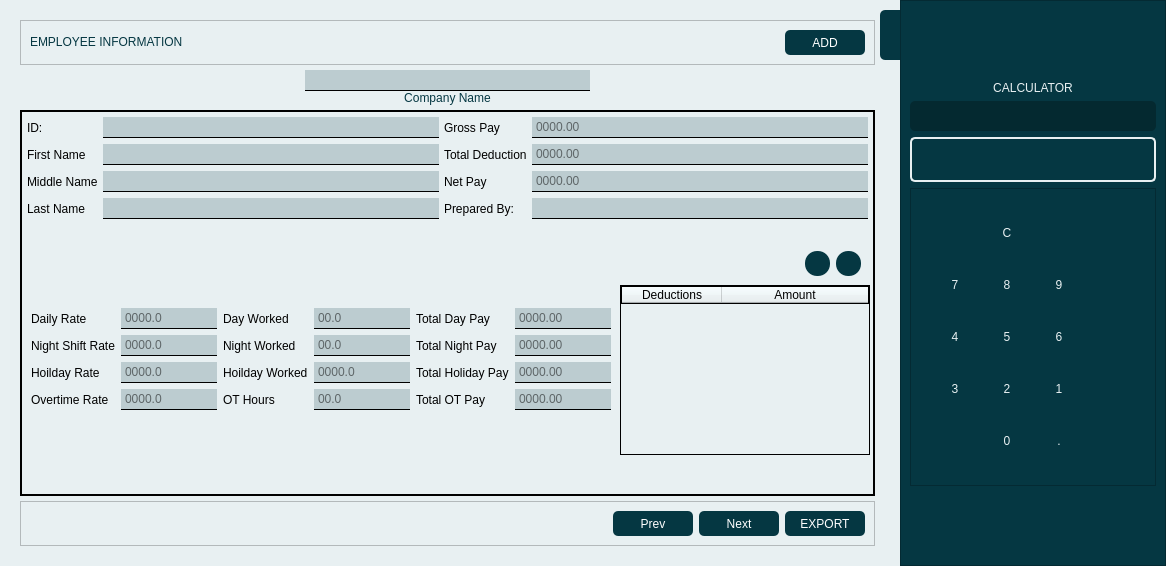
First picture: the form in assets/mainWindow.ui, repository chraem/Mugna, before the edit.
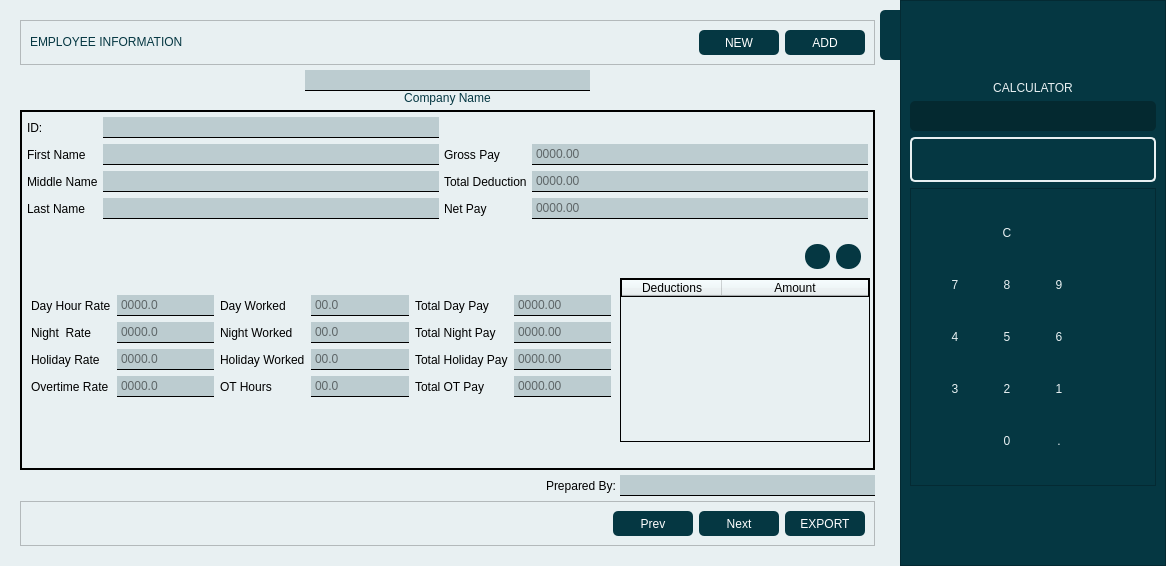
Second picture: the form after the edit. The open tabs and pages were chosen to show the change. Icons and pictures are not drawn.

Commit message: add: new stacked widget page for summary report

```diff
--- a/assets/mainWindow.ui
+++ b/assets/mainWindow.ui
@@ -115,6 +115,44 @@
             </property>
            </spacer>
           </item>
+          <item>
+           <widget class="QPushButton" name="new_emp_BTN">
+            <property name="sizePolicy">
+             <sizepolicy hsizetype="Minimum" vsizetype="Preferred">
+              <horstretch>0</horstretch>
+              <verstretch>0</verstretch>
+             </sizepolicy>
+            </property>
+            <property name="minimumSize">
+             <size>
+              <width>80</width>
+              <height>25</height>
+             </size>
+            </property>
+            <property name="cursor">
+             <cursorShape>PointingHandCursor</cursorShape>
+            </property>
+            <property name="styleSheet">
+             <string notr="true">QPushButton{
+	background-color: rgb(5, 55, 66);
+	border-radius: 5px;
+	color: rgb(255, 255, 255);
+	font: bold 12pt &quot;assets/font/monda.ttf&quot;;
+	padding: 2px;
+}
+
+QPushButton:hover{
+	background-color:rgb(57, 162, 219) ;
+}</string>
+            </property>
+            <property name="text">
+             <string>NEW</string>
+            </property>
+            <property name="flat">
+             <bool>true</bool>
+            </property>
+           </widget>
+          </item>
           <item>
            <widget class="QPushButton" name="add_emp_BTN">
             <property name="sizePolicy">
@@ -271,9 +309,9 @@
 border: 1px solid rgb(0,0,0);</string>
          </property>
          <property name="currentIndex">
-          <number>0</number>
+          <number>1</number>
          </property>
-         <widget class="QWidget" name="page">
+         <widget class="QWidget" name="input_SWP">
           <layout class="QVBoxLayout" name="verticalLayout_4">
            <property name="spacing">
             <number>0</number>
@@ -336,16 +374,6 @@
               <property name="horizontalSpacing">
                <number>5</number>
               </property>
-              <item row="0" column="0">
-               <widget class="QLabel" name="label_3">
-                <property name="styleSheet">
-                 <string notr="true">border: none;</string>
-                </property>
-                <property name="text">
-                 <string>ID:</string>
-                </property>
-               </widget>
-              </item>
               <item row="6" column="1">
                <widget class="QLineEdit" name="ln_emp_LE">
                 <property name="styleSheet">
@@ -356,6 +384,16 @@
                 </property>
                </widget>
               </item>
+              <item row="5" column="1">
+               <widget class="QLineEdit" name="mn_emp_LE">
+                <property name="styleSheet">
+                 <string notr="true">border: none;
+border-bottom: 1px solid rgb(0,0,0);
+background-color: rgba(5, 55, 66, 50);
+padding: 2px;</string>
+                </property>
+               </widget>
+              </item>
               <item row="6" column="0">
                <widget class="QLabel" name="label_11">
                 <property name="styleSheet">
@@ -366,13 +404,13 @@
                 </property>
                </widget>
               </item>
-              <item row="5" column="0">
-               <widget class="QLabel" name="label_10">
+              <item row="0" column="0">
+               <widget class="QLabel" name="label_3">
                 <property name="styleSheet">
                  <string notr="true">border: none;</string>
                 </property>
                 <property name="text">
-                 <string>Middle Name</string>
+                 <string>ID:</string>
                 </property>
                </widget>
               </item>
@@ -386,26 +424,6 @@
                 </property>
                </widget>
               </item>
-              <item row="3" column="1">
-               <widget class="QLineEdit" name="fn_emp_LE">
-                <property name="styleSheet">
-                 <string notr="true">border: none;
-border-bottom: 1px solid rgb(0,0,0);
-background-color: rgba(5, 55, 66, 50);
-padding: 2px;</string>
-                </property>
-               </widget>
-              </item>
-              <item row="5" column="1">
-               <widget class="QLineEdit" name="mn_emp_LE">
-                <property name="styleSheet">
-                 <string notr="true">border: none;
-border-bottom: 1px solid rgb(0,0,0);
-background-color: rgba(5, 55, 66, 50);
-padding: 2px;</string>
-                </property>
-               </widget>
-              </item>
               <item row="0" column="1">
                <widget class="QLineEdit" name="id_emp_LE">
                 <property name="styleSheet">
@@ -416,19 +434,9 @@
                 </property>
                </widget>
               </item>
-              <item row="0" column="2">
-               <widget class="QLabel" name="label_17">
+              <item row="5" column="4">
+               <widget class="QLineEdit" name="total_deduction_LE">
                 <property name="styleSheet">
-                 <string notr="true">border: none;</string>
-                </property>
-                <property name="text">
-                 <string>Gross Pay</string>
-                </property>
-               </widget>
-              </item>
-              <item row="0" column="3">
-               <widget class="QLineEdit" name="gross_pay_emp_LE">
-                <property name="styleSheet">
                  <string notr="true">border: none;
 border-bottom: 1px solid rgb(0,0,0);
 background-color: rgba(5, 55, 66, 50);
@@ -437,64 +445,35 @@
                 <property name="alignment">
                  <set>Qt::AlignLeading|Qt::AlignLeft|Qt::AlignVCenter</set>
                 </property>
+                <property name="readOnly">
+                 <bool>true</bool>
+                </property>
                 <property name="placeholderText">
                  <string>0000.00</string>
                 </property>
                </widget>
               </item>
-              <item row="3" column="2">
-               <widget class="QLabel" name="label_18">
+              <item row="3" column="1">
+               <widget class="QLineEdit" name="fn_emp_LE">
                 <property name="styleSheet">
-                 <string notr="true">border: none;</string>
-                </property>
-                <property name="text">
-                 <string>Total Deduction</string>
-                </property>
-               </widget>
-              </item>
-              <item row="3" column="3">
-               <widget class="QLineEdit" name="total_deduction_emp_LE">
-                <property name="styleSheet">
                  <string notr="true">border: none;
 border-bottom: 1px solid rgb(0,0,0);
 background-color: rgba(5, 55, 66, 50);
 padding: 2px;</string>
                 </property>
-                <property name="alignment">
-                 <set>Qt::AlignLeading|Qt::AlignLeft|Qt::AlignVCenter</set>
-                </property>
-                <property name="placeholderText">
-                 <string>0000.00</string>
-                </property>
                </widget>
               </item>
-              <item row="5" column="3">
-               <widget class="QLineEdit" name="net_pay_emp_LE">
+              <item row="5" column="0">
+               <widget class="QLabel" name="label_10">
                 <property name="styleSheet">
-                 <string notr="true">border: none;
-border-bottom: 1px solid rgb(0,0,0);
-background-color: rgba(5, 55, 66, 50);
-padding: 2px;</string>
+                 <string notr="true">border: none;</string>
                 </property>
-                <property name="alignment">
-                 <set>Qt::AlignLeading|Qt::AlignLeft|Qt::AlignVCenter</set>
+                <property name="text">
+                 <string>Middle Name</string>
                 </property>
-                <property name="placeholderText">
-                 <string>0000.00</string>
-                </property>
                </widget>
               </item>
-              <item row="6" column="3">
-               <widget class="QLineEdit" name="id_emp_LE_2">
-                <property name="styleSheet">
-                 <string notr="true">border: none;
-border-bottom: 1px solid rgb(0,0,0);
-background-color: rgba(5, 55, 66, 50);
-padding: 2px;</string>
-                </property>
-               </widget>
-              </item>
-              <item row="5" column="2">
+              <item row="6" column="2">
                <widget class="QLabel" name="label_29">
                 <property name="styleSheet">
                  <string notr="true">border: none;</string>
@@ -504,18 +483,62 @@
                 </property>
                </widget>
               </item>
-              <item row="6" column="2">
-               <widget class="QLabel" name="label_6">
+              <item row="6" column="4">
+               <widget class="QLineEdit" name="net_pay_emp_LE">
                 <property name="styleSheet">
-                 <string notr="true">color:  rgb(0,0,0);
-font: 11pt &quot;asstes/font/monda.ttf&quot;;</string>
+                 <string notr="true">border: none;
+border-bottom: 1px solid rgb(0,0,0);
+background-color: rgba(5, 55, 66, 50);
+padding: 2px;</string>
                 </property>
+                <property name="alignment">
+                 <set>Qt::AlignLeading|Qt::AlignLeft|Qt::AlignVCenter</set>
+                </property>
+                <property name="readOnly">
+                 <bool>true</bool>
+                </property>
+                <property name="placeholderText">
+                 <string>0000.00</string>
+                </property>
+               </widget>
+              </item>
+              <item row="5" column="2">
+               <widget class="QLabel" name="label_18">
+                <property name="styleSheet">
+                 <string notr="true">border: none;</string>
+                </property>
                 <property name="text">
-                 <string>Prepared By:</string>
+                 <string>Total Deduction</string>
                 </property>
+               </widget>
+              </item>
+              <item row="3" column="2">
+               <widget class="QLabel" name="label_17">
+                <property name="styleSheet">
+                 <string notr="true">border: none;</string>
+                </property>
+                <property name="text">
+                 <string>Gross Pay</string>
+                </property>
+               </widget>
+              </item>
+              <item row="3" column="4">
+               <widget class="QLineEdit" name="gross_pay_LE">
+                <property name="styleSheet">
+                 <string notr="true">border: none;
+border-bottom: 1px solid rgb(0,0,0);
+background-color: rgba(5, 55, 66, 50);
+padding: 2px;</string>
+                </property>
                 <property name="alignment">
                  <set>Qt::AlignLeading|Qt::AlignLeft|Qt::AlignVCenter</set>
                 </property>
+                <property name="readOnly">
+                 <bool>true</bool>
+                </property>
+                <property name="placeholderText">
+                 <string>0000.00</string>
+                </property>
                </widget>
               </item>
              </layout>
@@ -626,28 +649,34 @@
                        <string notr="true">border: none;</string>
                       </property>
                       <property name="text">
-                       <string>Daily Rate</string>
+                       <string>Day Hour Rate</string>
                       </property>
                      </widget>
                     </item>
                     <item row="0" column="5">
-                     <widget class="QLineEdit" name="total_day_pay_emp_LE">
+                     <widget class="QLineEdit" name="total_day_pay_LE">
                       <property name="styleSheet">
                        <string notr="true">border: none;
 border-bottom: 1px solid rgb(0,0,0);
 background-color: rgba(5, 55, 66, 50);
 padding: 2px;</string>
                       </property>
+                      <property name="inputMask">
+                       <string/>
+                      </property>
                       <property name="alignment">
                        <set>Qt::AlignLeading|Qt::AlignLeft|Qt::AlignVCenter</set>
                       </property>
+                      <property name="readOnly">
+                       <bool>true</bool>
+                      </property>
                       <property name="placeholderText">
                        <string>0000.00</string>
                       </property>
                      </widget>
                     </item>
                     <item row="1" column="5">
-                     <widget class="QLineEdit" name="total_night_pay_emp_LE">
+                     <widget class="QLineEdit" name="total_night_pay_LE">
                       <property name="styleSheet">
                        <string notr="true">border: none;
 border-bottom: 1px solid rgb(0,0,0);
@@ -657,6 +686,9 @@
                       <property name="alignment">
                        <set>Qt::AlignLeading|Qt::AlignLeft|Qt::AlignVCenter</set>
                       </property>
+                      <property name="readOnly">
+                       <bool>true</bool>
+                      </property>
                       <property name="placeholderText">
                        <string>0000.00</string>
                       </property>
@@ -726,6 +758,9 @@
 background-color: rgba(5, 55, 66, 50);
 padding: 2px;</string>
                       </property>
+                      <property name="inputMask">
+                       <string/>
+                      </property>
                       <property name="alignment">
                        <set>Qt::AlignLeading|Qt::AlignLeft|Qt::AlignVCenter</set>
                       </property>
@@ -792,7 +827,7 @@
                        <string notr="true">border: none;</string>
                       </property>
                       <property name="text">
-                       <string>Night Shift Rate</string>
+                       <string>Night  Rate</string>
                       </property>
                      </widget>
                     </item>
@@ -802,7 +837,7 @@
                        <string notr="true">border: none;</string>
                       </property>
                       <property name="text">
-                       <string>Hoilday Rate</string>
+                       <string>Holiday Rate</string>
                       </property>
                      </widget>
                     </item>
@@ -833,7 +868,7 @@
                      </widget>
                     </item>
                     <item row="3" column="5">
-                     <widget class="QLineEdit" name="total_ot_pay_emp_LE">
+                     <widget class="QLineEdit" name="total_ot_pay_LE">
                       <property name="styleSheet">
                        <string notr="true">border: none;
 border-bottom: 1px solid rgb(0,0,0);
@@ -843,6 +878,9 @@
                       <property name="alignment">
                        <set>Qt::AlignLeading|Qt::AlignLeft|Qt::AlignVCenter</set>
                       </property>
+                      <property name="readOnly">
+                       <bool>true</bool>
+                      </property>
                       <property name="placeholderText">
                        <string>0000.00</string>
                       </property>
@@ -859,7 +897,7 @@
                      </widget>
                     </item>
                     <item row="2" column="5">
-                     <widget class="QLineEdit" name="total_holiday_pay_emp_LE">
+                     <widget class="QLineEdit" name="total_holiday_pay_LE">
                       <property name="styleSheet">
                        <string notr="true">border: none;
 border-bottom: 1px solid rgb(0,0,0);
@@ -869,6 +907,9 @@
                       <property name="alignment">
                        <set>Qt::AlignLeading|Qt::AlignLeft|Qt::AlignVCenter</set>
                       </property>
+                      <property name="readOnly">
+                       <bool>true</bool>
+                      </property>
                       <property name="placeholderText">
                        <string>0000.00</string>
                       </property>
@@ -880,7 +921,7 @@
                        <string notr="true">border: none;</string>
                       </property>
                       <property name="text">
-                       <string>Hoilday Worked</string>
+                       <string>Holiday Worked</string>
                       </property>
                      </widget>
                     </item>
@@ -896,7 +937,7 @@
                        <set>Qt::AlignLeading|Qt::AlignLeft|Qt::AlignVCenter</set>
                       </property>
                       <property name="placeholderText">
-                       <string>0000.0</string>
+                       <string>00.0</string>
                       </property>
                      </widget>
                     </item>
@@ -1238,8 +1279,116 @@
            </item>
           </layout>
          </widget>
+         <widget class="QWidget" name="summary_SWP">
+          <layout class="QGridLayout" name="gridLayout_3">
+           <item row="1" column="0">
+            <widget class="QTableView" name="tableView"/>
+           </item>
+           <item row="0" column="0">
+            <widget class="QLabel" name="label_4">
+             <property name="sizePolicy">
+              <sizepolicy hsizetype="Preferred" vsizetype="Fixed">
+               <horstretch>0</horstretch>
+               <verstretch>0</verstretch>
+              </sizepolicy>
+             </property>
+             <property name="styleSheet">
+              <string notr="true">color: rgb(5, 55, 66);
+font: bold 20pt &quot;assets/font/monda.ttf&quot;;
+border: none;</string>
+             </property>
+             <property name="text">
+              <string>SUMMARY REPORT</string>
+             </property>
+            </widget>
+           </item>
+          </layout>
+         </widget>
         </widget>
        </item>
+       <item>
+        <widget class="QFrame" name="frame_10">
+         <property name="frameShape">
+          <enum>QFrame::NoFrame</enum>
+         </property>
+         <property name="frameShadow">
+          <enum>QFrame::Plain</enum>
+         </property>
+         <layout class="QHBoxLayout" name="horizontalLayout_5">
+          <property name="spacing">
+           <number>0</number>
+          </property>
+          <property name="leftMargin">
+           <number>0</number>
+          </property>
+          <property name="topMargin">
+           <number>0</number>
+          </property>
+          <property name="rightMargin">
+           <number>0</number>
+          </property>
+          <property name="bottomMargin">
+           <number>0</number>
+          </property>
+          <item>
+           <spacer name="horizontalSpacer_4">
+            <property name="orientation">
+             <enum>Qt::Horizontal</enum>
+            </property>
+            <property name="sizeHint" stdset="0">
+             <size>
+              <width>40</width>
+              <height>20</height>
+             </size>
+            </property>
+           </spacer>
+          </item>
+          <item>
+           <widget class="QLabel" name="label_6">
+            <property name="styleSheet">
+             <string notr="true">color:  rgb(0,0,0);
+font: 11pt &quot;asstes/font/monda.ttf&quot;;</string>
+            </property>
+            <property name="text">
+             <string>Prepared By: </string>
+            </property>
+            <property name="alignment">
+             <set>Qt::AlignLeading|Qt::AlignLeft|Qt::AlignVCenter</set>
+            </property>
+           </widget>
+          </item>
+          <item>
+           <widget class="QLineEdit" name="prepared_by_LE">
+            <property name="maximumSize">
+             <size>
+              <width>255</width>
+              <height>16777215</height>
+             </size>
+            </property>
+            <property name="styleSheet">
+             <string notr="true">border: none;
+border-bottom: 1px solid rgb(0,0,0);
+background-color: rgba(5, 55, 66, 50);
+padding: 2px;</string>
+            </property>
+           </widget>
+          </item>
+         </layout>
+        </widget>
+       </item>
+       <item>
+        <spacer name="verticalSpacer">
+         <property name="orientation">
+          <enum>Qt::Vertical</enum>
+         </property>
+         <property name="sizeHint" stdset="0">
+          <size>
+           <width>20</width>
+           <height>40</height>
+          </size>
+         </property>
+        </spacer>
+       </item>
        <item>
         <widget class="QFrame" name="frame_4">
          <property name="sizePolicy">
```
